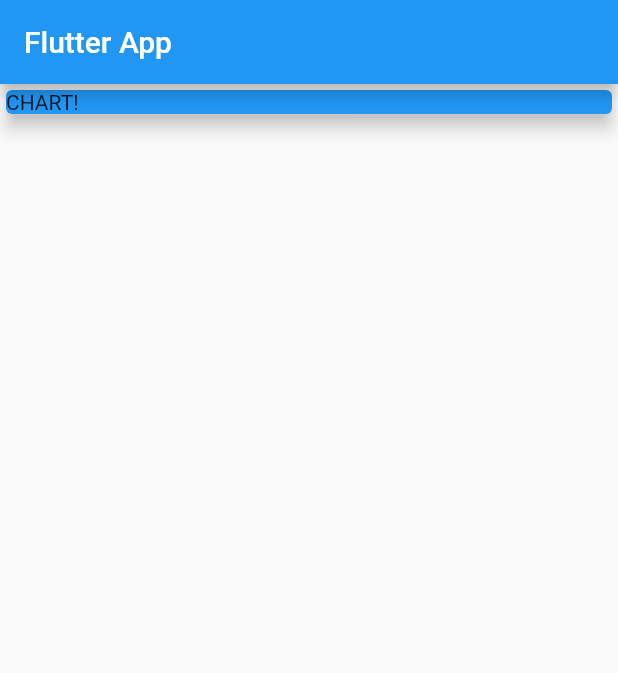
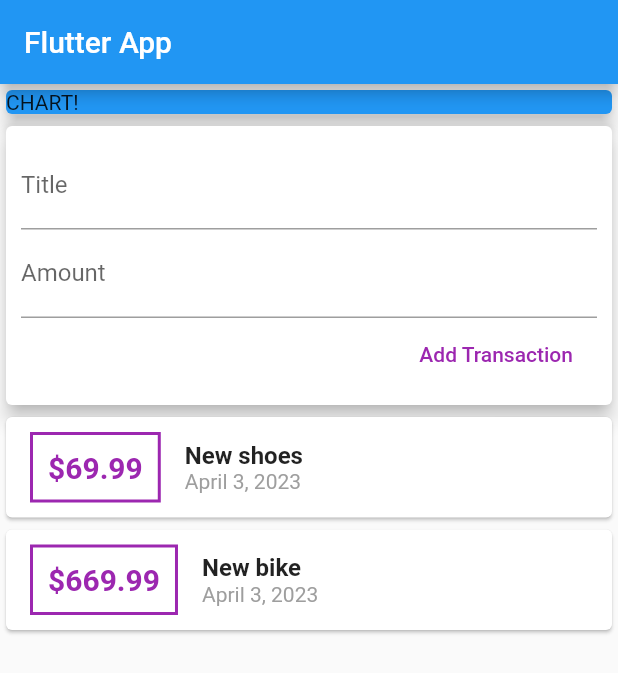
Before and after one commit to DarkoPG27/my_flutter_app, a Flutter app: the screen it shows after launch, on a phone screen of 412 x 824 dp. Shown: the top 673 px of the screen. Run offline on Flutter 3.47's test engine with Material 2 defaults, Android fonts, the phone set to English and light mode, and no system bars.

Commit message:
connecting widgets and managing data / state

```diff
--- a/lib/main.dart
+++ b/lib/main.dart
@@ -1,5 +1,6 @@
 import 'package:flutter/material.dart';
-import 'package:flutter_complete_guide/models/transaction.dart';
+
+import './widgets/user_transaction.dart';
 
 void main() => runApp(MyApp());
 
@@ -35,6 +36,7 @@ class MyHomePage extends StatelessWidget {
               elevation: 5,
             ),
           ),
+          UserTransaction()
         ],
       ),
     );
--- a/lib/widgets/user_transaction.dart
+++ b/lib/widgets/user_transaction.dart
@@ -25,12 +25,27 @@ class _UserTransactionState extends State<UserTransaction> {
       date: DateTime.now(),
     ),
   ];
+
+  void _addNewTransaction(String txTitle, double txAmount) {
+    final newTx = Transaction(
+      title: txTitle,
+      amount: txAmount,
+      date: DateTime.now(),
+      id: DateTime.now().toString(),
+    );
+
+
+    setState((){
+      _userTransaction.add(newTx);
+    })
+  }
+
   @override
   Widget build(BuildContext context) {
     return Column(
       children: <Widget>[
         NewTransaction(),
-        TransactionList(),
+        TransactionList(_userTransaction),
       ],
     );
   }
```
Also changed, not shown: lib/widgets/transaction_list.dart (+4 -23 lines).
